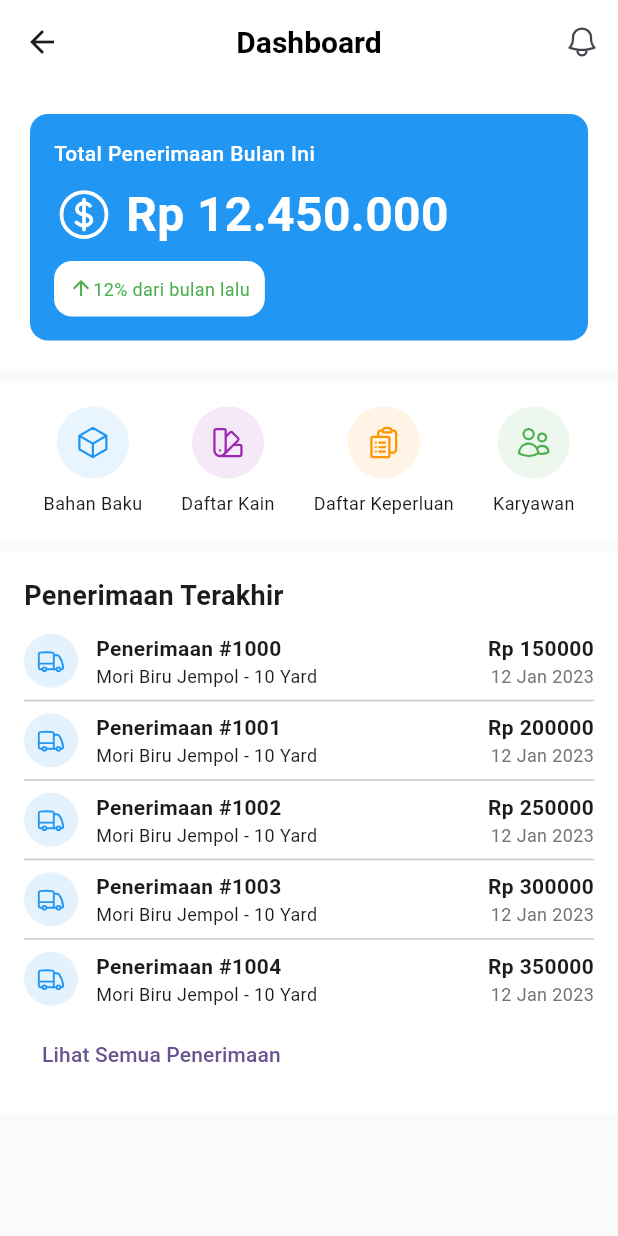
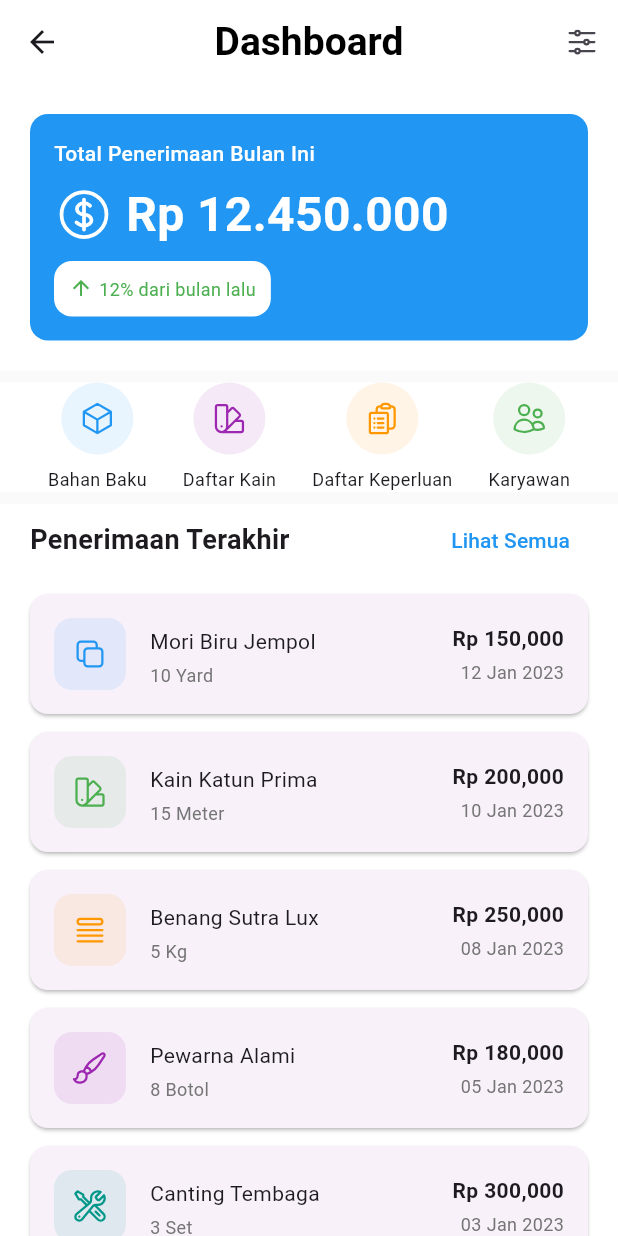
Before and after one commit to agungkurniawanid/batik_sesa_bojonegoro_app, a Flutter app: the DashboardScreen screen opened directly, on a phone screen of 412 x 824 dp. Run offline on Flutter 3.47's test engine with Material 3 defaults, Android fonts, the phone set to English and light mode, and no system bars; our stand-ins replace flutter_riverpod, heroicons, loading_animation_widget, persistent_bottom_nav_bar.

Commit message:
update fix page dashboard + daftar kain

```diff
--- a/lib/screens/dashboard/dashboard_screens.dart
+++ b/lib/screens/dashboard/dashboard_screens.dart
@@ -2,12 +2,62 @@ import 'package:batik_sesa_bojonegoro_app/core/routes/app_routes.dart';
 import 'package:flutter/material.dart';
 import 'package:flutter_riverpod/flutter_riverpod.dart';
 import 'package:heroicons/heroicons.dart';
+import 'package:intl/intl.dart';
 
 class DashboardScreen extends ConsumerWidget {
   const DashboardScreen({super.key});
 
   @override
   Widget build(BuildContext context, WidgetRef ref) {
+    // Dummy data untuk contoh
+    final List<Map<String, dynamic>> transactions = [
+      {
+        'id': '#1001',
+        'item': 'Mori Biru Jempol',
+        'quantity': '10 Yard',
+        'amount': 150000,
+        'date': DateTime(2023, 1, 12),
+        'icon': HeroIcons.square2Stack,
+        'color': Colors.blue,
+      },
+      {
+        'id': '#1002',
+        'item': 'Kain Katun Prima',
+        'quantity': '15 Meter',
+        'amount': 200000,
+        'date': DateTime(2023, 1, 10),
+        'icon': HeroIcons.swatch,
+        'color': Colors.green,
+      },
+      {
+        'id': '#1003',
+        'item': 'Benang Sutra Lux',
+        'quantity': '5 Kg',
+        'amount': 250000,
+        'date': DateTime(2023, 1, 8),
+        'icon': HeroIcons.queueList,
+        'color': Colors.orange,
+      },
+      {
+        'id': '#1004',
+        'item': 'Pewarna Alami',
+        'quantity': '8 Botol',
+        'amount': 180000,
+        'date': DateTime(2023, 1, 5),
+        'icon': HeroIcons.paintBrush,
+        'color': Colors.purple,
+      },
+      {
+        'id': '#1005',
+        'item': 'Canting Tembaga',
+        'quantity': '3 Set',
+        'amount': 300000,
+        'date': DateTime(2023, 1, 3),
+        'icon': HeroIcons.wrenchScrewdriver,
+        'color': Colors.teal,
+      },
+    ];
+
     return Scaffold(
       backgroundColor: Colors.grey[50],
       appBar: AppBar(
@@ -15,7 +65,7 @@ class DashboardScreen extends ConsumerWidget {
           'Dashboard',
           style: TextStyle(
             fontWeight: FontWeight.bold,
-            fontSize: 20,
+            fontSize: 26,
             color: Colors.black,
           ),
         ),
@@ -23,13 +73,16 @@ class DashboardScreen extends ConsumerWidget {
         elevation: 0,
         backgroundColor: Colors.white,
         actions: [
-          IconButton(icon: const HeroIcon(HeroIcons.bell), onPressed: () {}),
+          IconButton(
+            icon: const HeroIcon(HeroIcons.adjustmentsHorizontal),
+            onPressed: () {},
+          ),
         ],
       ),
       body: SingleChildScrollView(
         child: Column(
           children: [
-            // User Greeting Card
+            // Total Penerimaan Card
             Container(
               padding: const EdgeInsets.all(20),
               color: Colors.white,
@@ -56,8 +109,9 @@ class DashboardScreen extends ConsumerWidget {
                         const SizedBox(height: 8),
                         Row(
                           children: [
-                            const HeroIcon(HeroIcons.currencyDollar, size: 40, color: Colors.white,),
-                            SizedBox(width: 8),
+                            const HeroIcon(HeroIcons.currencyDollar,
+                                size: 40, color: Colors.white),
+                            const SizedBox(width: 8),
                             const Text(
                               'Rp 12.450.000',
                               style: TextStyle(
@@ -68,12 +122,11 @@ class DashboardScreen extends ConsumerWidget {
                             ),
                           ],
                         ),
-
                         const SizedBox(height: 8),
                         Row(
                           children: [
                             Container(
-                              padding: EdgeInsets.all(10),
+                              padding: const EdgeInsets.all(10),
                               decoration: BoxDecoration(
                                 color: Colors.white,
                                 borderRadius: BorderRadius.circular(12),
@@ -81,12 +134,12 @@ class DashboardScreen extends ConsumerWidget {
                               child: Row(
                                 crossAxisAlignment: CrossAxisAlignment.start,
                                 children: [
-                                  Icon(
+                                  const Icon(
                                     Icons.arrow_upward,
                                     color: Colors.green,
                                     size: 16,
                                   ),
-                                  SizedBox(height: 4),
+                                  const SizedBox(width: 4),
                                   Text(
                                     '12% dari bulan lalu',
                                     style: TextStyle(
@@ -108,7 +161,7 @@ class DashboardScreen extends ConsumerWidget {
 
             // Quick Menu Section
             Container(
-              padding: const EdgeInsets.all(16),
+              padding: const EdgeInsets.symmetric(horizontal: 20),
               margin: const EdgeInsets.only(top: 8),
               color: Colors.white,
               child: Column(
@@ -152,32 +205,41 @@ class DashboardScreen extends ConsumerWidget {
               ),
             ),
 
-            // Recent Transactions
+            // Penerimaan Terakhir Section
             Container(
-              padding: const EdgeInsets.all(16),
+              padding: const EdgeInsets.symmetric(horizontal: 20),
               margin: const EdgeInsets.only(top: 8),
               color: Colors.white,
               child: Column(
                 crossAxisAlignment: CrossAxisAlignment.start,
                 children: [
+                  Row(
+                    mainAxisAlignment: MainAxisAlignment.spaceBetween,
+                    children: [
                       const Text(
                         'Penerimaan Terakhir',
-                    style: TextStyle(fontSize: 18, fontWeight: FontWeight.bold),
+                        style: TextStyle(
+                          fontSize: 18,
+                          fontWeight: FontWeight.bold,
+                        ),
+                      ),
+                      TextButton(
+                        onPressed: () {},
+                        child: const Text(
+                          'Lihat Semua',
+                          style: TextStyle(
+                            color: Colors.blue,
+                            fontWeight: FontWeight.w500,
+                          ),
+                        ),
+                      ),
+                    ],
                   ),
                   const SizedBox(height: 12),
-                  ListView.separated(
-                    shrinkWrap: true,
-                    physics: const NeverScrollableScrollPhysics(),
-                    itemCount: 5,
-                    separatorBuilder: (context, index) =>
-                        const Divider(height: 16),
-                    itemBuilder: (context, index) =>
-                        _buildTransactionItem(index),
-                  ),
-                  const SizedBox(height: 8),
-                  TextButton(
-                    onPressed: () {},
-                    child: const Text('Lihat Semua Penerimaan'),
+                  Column(
+                    children: transactions.map((transaction) {
+                      return _buildTransactionCard(transaction, context);
+                    }).toList(),
                   ),
                 ],
               ),
@@ -214,47 +276,85 @@ class DashboardScreen extends ConsumerWidget {
     );
   }
 
-  Widget _buildTransactionItem(int index) {
-    return Row(
+  Widget _buildTransactionCard(Map<String, dynamic> transaction, BuildContext context) {
+    final dateFormat = DateFormat('dd MMM yyyy');
+
+    return Card(
+      margin: const EdgeInsets.only(bottom: 12),
+      elevation: 1,
+      shape: RoundedRectangleBorder(
+        borderRadius: BorderRadius.circular(12),
+      ),
+      child: Padding(
+        padding: const EdgeInsets.all(16),
+        child: Row(
           children: [
+            // Icon with colored background
             Container(
-          padding: const EdgeInsets.all(8),
+              width: 48,
+              height: 48,
               decoration: BoxDecoration(
-            color: Colors.blue[50],
-            shape: BoxShape.circle,
+                color: transaction['color'].withOpacity(0.1),
+                borderRadius: BorderRadius.circular(12),
               ),
-          child: const HeroIcon(HeroIcons.truck, size: 20, color: Colors.blue),
+              child: Center(
+                child: HeroIcon(
+                  transaction['icon'],
+                  size: 24,
+                  color: transaction['color'],
                 ),
-        const SizedBox(width: 12),
+              ),
+            ),
+            const SizedBox(width: 16),
+
+            // Item details
             Expanded(
               child: Column(
                 crossAxisAlignment: CrossAxisAlignment.start,
                 children: [
+                  const SizedBox(height: 4),
                   Text(
-                'Penerimaan #${1000 + index}',
-                style: const TextStyle(fontWeight: FontWeight.bold),
+                    transaction['item'],
+                    style: const TextStyle(
+                      fontSize: 14,
                     ),
-              const Text(
-                'Mori Biru Jempol - 10 Yard',
-                style: TextStyle(fontSize: 12),
+                  ),
+                  const SizedBox(height: 4),
+                  Text(
+                    transaction['quantity'],
+                    style: TextStyle(
+                      fontSize: 12,
+                      color: Colors.grey[600],
+                    ),
                   ),
                 ],
               ),
             ),
+
+            // Amount and date
             Column(
               crossAxisAlignment: CrossAxisAlignment.end,
               children: [
                 Text(
-              'Rp ${150000 + (index * 50000)}',
-              style: const TextStyle(fontWeight: FontWeight.bold),
+                  'Rp ${NumberFormat('#,###').format(transaction['amount'])}',
+                  style: const TextStyle(
+                    fontWeight: FontWeight.bold,
+                    fontSize: 14,
                   ),
+                ),
+                const SizedBox(height: 4),
                 Text(
-              '12 Jan 2023',
-              style: TextStyle(fontSize: 12, color: Colors.grey[600]),
+                  dateFormat.format(transaction['date']),
+                  style: TextStyle(
+                    fontSize: 12,
+                    color: Colors.grey[600],
+                  ),
                 ),
               ],
             ),
           ],
+        ),
+      ),
     );
   }
 }
--- a/pubspec.yaml
+++ b/pubspec.yaml
@@ -38,6 +38,7 @@ dependencies:
   persistent_bottom_nav_bar: ^6.2.1
   heroicons: ^0.11.0
   loading_animation_widget: ^1.3.0
+  intl: ^0.20.2
 
 dev_dependencies:
   flutter_test:
```
Also changed, not shown: pubspec.lock. Lines whose indentation alone changed are shown as unchanged.
